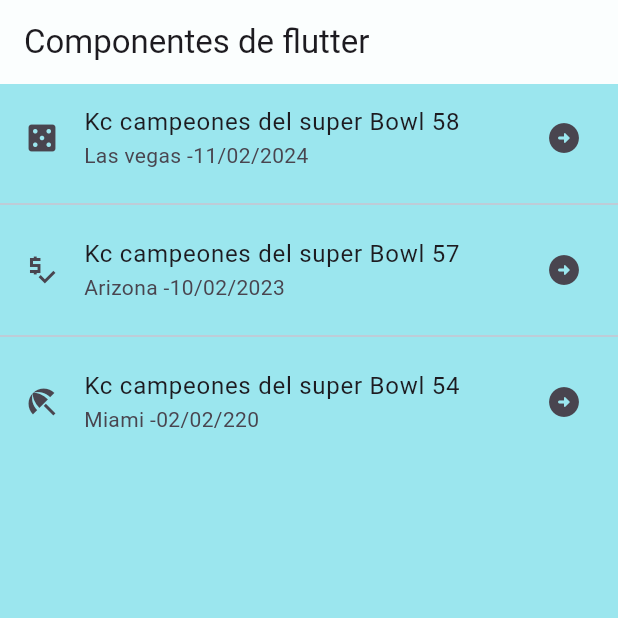
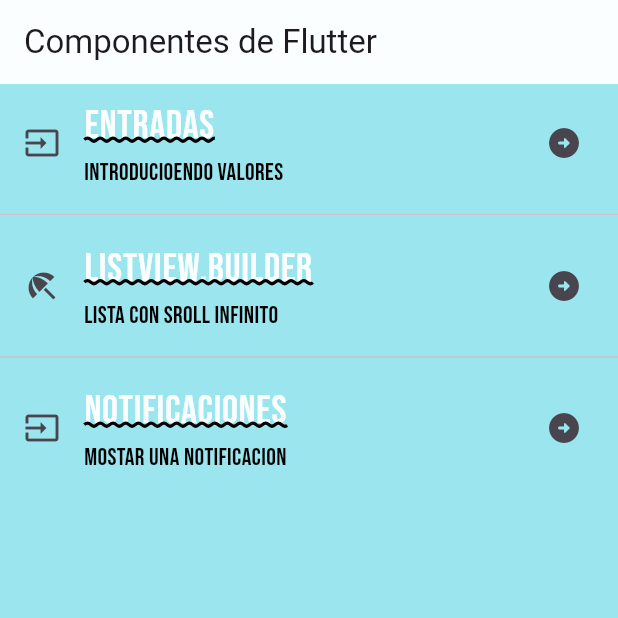
Before and after one commit to imanol0512/componentes_flutter, a Flutter app: the screen it shows after launch, on a phone screen of 412 x 824 dp, the top half of it. Run offline on Flutter 3.47's test engine with Material 3 defaults, Android fonts, the phone set to English and light mode, and no system bars; our stand-ins replace google_fonts.

Commit message:
Adding GoogleFonts and TextTheme

```diff
--- a/lib/Screens/home_screen.dart
+++ b/lib/Screens/home_screen.dart
@@ -1,4 +1,5 @@
 import 'package:flutter/material.dart';
+import 'package:practica3/theme/app_theme.dart';
 
 class HomeScreen extends StatelessWidget {
   const HomeScreen({super.key});
@@ -7,29 +8,48 @@ class HomeScreen extends StatelessWidget {
   Widget build(BuildContext context) {
     return Scaffold(
       appBar: AppBar(
-        title: const Text('Componentes de flutter'),
+        title: const Text('Componentes de Flutter'),
       ),
       body: ListView(
-        children: const <Widget>[
+        children: <Widget>[
           ListTile(
-            title: Text('Kc campeones del super Bowl 58'),
-            subtitle: Text('Las vegas -11/02/2024'),
-            leading: Icon(Icons.casino),
-            trailing: Icon(Icons.arrow_circle_right_rounded),
+            title: Text(
+              'Entradas',
+              //style:Theme.of(context).textTheme.headlineLarge,
+              style: AppTheme.lightTheme.textTheme.headlineLarge,
+            ),
+            subtitle: Text(
+              'Introducioendo valores',
+              style: AppTheme.lightTheme.textTheme.bodySmall,
+            ),
+            leading: const Icon(Icons.input),
+            trailing: const Icon(Icons.arrow_circle_right_rounded),
           ),
-          Divider(),
+          const Divider(),
           ListTile(
-            title: Text('Kc campeones del super Bowl 57'),
-            subtitle: Text('Arizona -10/02/2023'),
-            leading: Icon(Icons.price_check_sharp),
-            trailing: Icon(Icons.arrow_circle_right_rounded),
+            title: Text(
+              'Listview.builder',
+              style: AppTheme.lightTheme.textTheme.headlineLarge,
+            ),
+            subtitle: Text(
+              'Lista con sroll infinito',
+              style: AppTheme.lightTheme.textTheme.bodySmall,
+            ),
+            leading: const Icon(Icons.beach_access),
+            trailing: const Icon(Icons.arrow_circle_right_rounded),
           ),
-          Divider(),
+          const Divider(),
           ListTile(
-            title: Text('Kc campeones del super Bowl 54'),
-            subtitle: Text('Miami -02/02/220'),
-            leading: Icon(Icons.beach_access),
-            trailing: Icon(Icons.arrow_circle_right_rounded),
+            title: Text(
+              'Notificaciones',
+              style: AppTheme.lightTheme.textTheme.headlineLarge,
+            ),
+            subtitle: Text(
+              'Mostar una notificacion ',
+              style: AppTheme.lightTheme.textTheme.bodySmall,
+            ),
+            leading: const Icon(Icons.input),
+            trailing: const Icon(Icons.arrow_circle_right_rounded),
           ),
         ],
       ),
--- a/lib/theme/app_theme.dart
+++ b/lib/theme/app_theme.dart
@@ -1,15 +1,33 @@
 //Definicion de los temas de estilo de lapp
 import 'package:flutter/material.dart';
+import 'package:google_fonts/google_fonts.dart';
 
 class AppTheme {
   //constante de color primario
   static const primaryColor = Color.fromARGB(246, 255, 255, 255);
+  //constante d ecolor secundario
+  static const secondaryColor = Colors.black;
   //constante de color de fondo
   static const backColor = Color.fromARGB(246, 151, 229, 237);
   //constante de temas
   static final ThemeData lightTheme = ThemeData.light().copyWith(
-      scaffoldBackgroundColor: backColor,
-      appBarTheme: const AppBarTheme(
+    scaffoldBackgroundColor: backColor,
+    appBarTheme: const AppBarTheme(
+      color: primaryColor,
+    ),
+    textTheme: TextTheme(
+      //titulos muy grandes
+      headlineLarge: GoogleFonts.bebasNeue(
         color: primaryColor,
-      ));
+        fontSize: 26.5,
+        fontWeight: FontWeight.w500,
+        decoration: TextDecoration.underline,
+        decorationColor: const Color.fromARGB(255, 0, 0, 0),
+        decorationStyle: TextDecorationStyle.wavy,
+        decorationThickness: 1.0,
+      ),
+      //estilo para texto muy pequeño
+      bodySmall: GoogleFonts.bebasNeue(color: secondaryColor, fontSize: 16.0),
+    ),
+  );
 }
--- a/pubspec.yaml
+++ b/pubspec.yaml
@@ -9,11 +9,12 @@ environment:
 dependencies:
   flutter:
     sdk: flutter
+  google_fonts: ^6.1.0
 
 dev_dependencies:
   flutter_test:
     sdk: flutter
-  flutter_lints: ^2.0.0
+  flutter_lints: ^3.0.1
 
 flutter:
   uses-material-design: true
```
Also changed, not shown: pubspec.lock.
